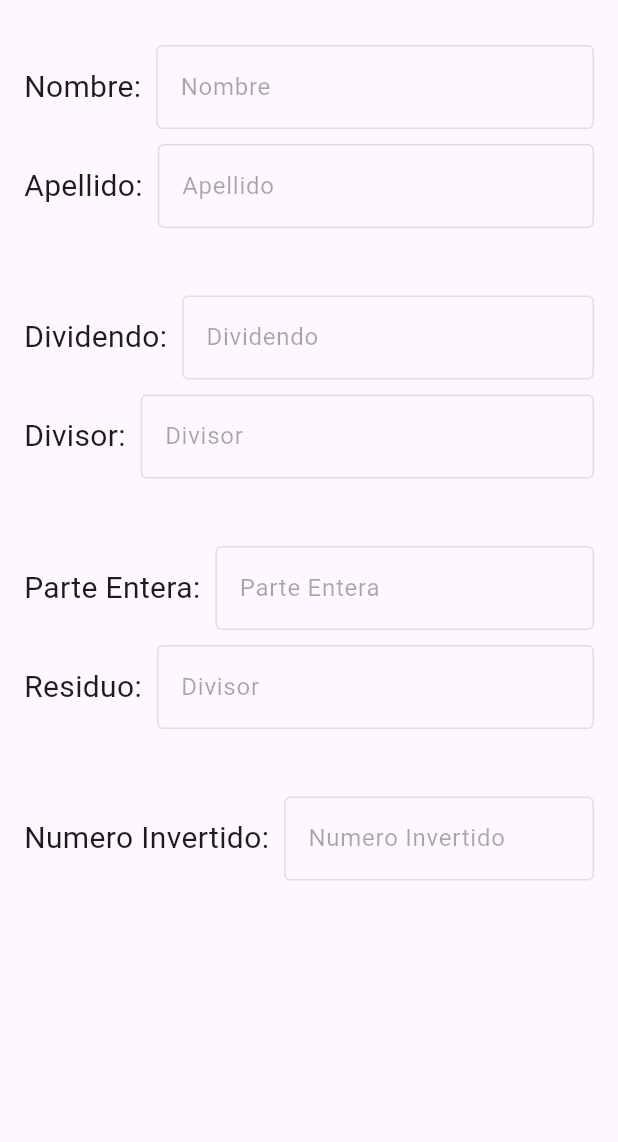
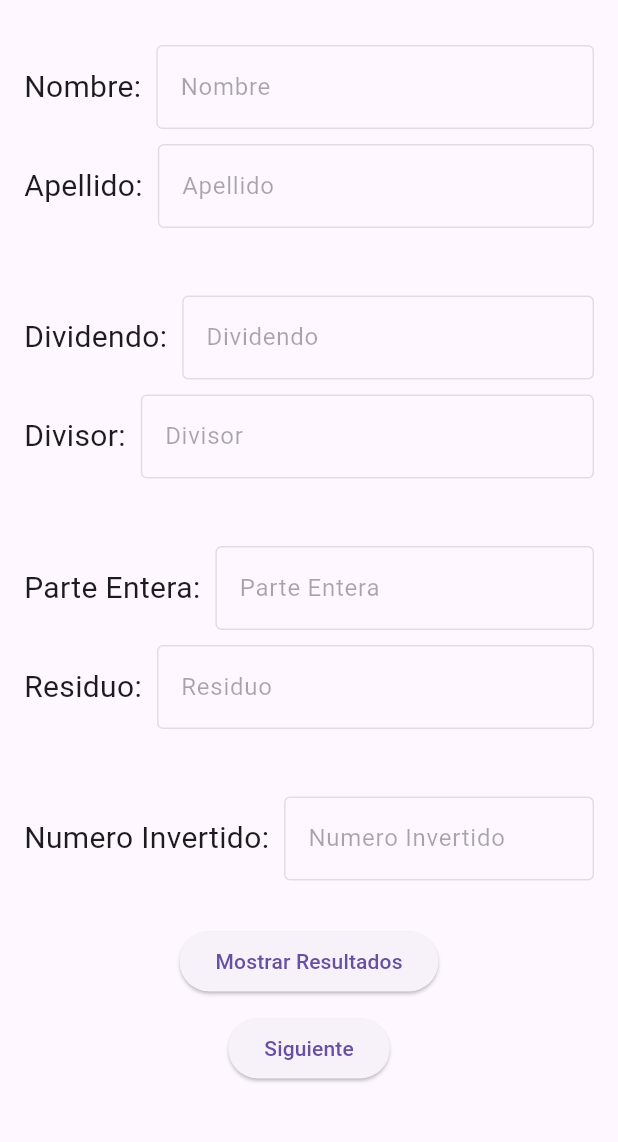
Before and after one commit to AlexaKazn/Prueba, a Flutter app: the screen it shows after launch, on a phone screen of 412 x 824 dp, the part 63-1205 px from its top. Run offline on Flutter 3.47's test engine with Material 3 defaults, Android fonts, the light colour scheme and no system bars.

Commit message:
PAOLA NUNEZ: 17:45

```diff
--- a/lib/pages/ventanaUnoNDPA.dart
+++ b/lib/pages/ventanaUnoNDPA.dart
@@ -1,14 +1,14 @@
+import 'package:examen_01_ti_paola_nunez/pages/ventanaDosNDPA.dart';
 import 'package:flutter/material.dart';
-
 
 class VentanaUnoNDPA extends StatefulWidget {
   const VentanaUnoNDPA({super.key});
 
   @override
-  State<VentanaUnoNDPA> createState() => _VentanaUnoState();
+  State<VentanaUnoNDPA> createState() => _VentanaUnoNDPAState();
 }
 
-class _VentanaUnoState extends State<VentanaUnoNDPA> {
+class _VentanaUnoNDPAState extends State<VentanaUnoNDPA> {
   final TextEditingController nombresNDPA = TextEditingController();
   final TextEditingController apellidosNDPA = TextEditingController();
   final TextEditingController dividendoNDPA = TextEditingController();
@@ -115,7 +115,6 @@ class _VentanaUnoState extends State<VentanaUnoNDPA> {
                 const SizedBox(width: 10),
                 Expanded(
                   child: TextField(
-                    controller: dividendoNDPA,
                     enabled: false,
                     decoration: const InputDecoration(
                       border: OutlineInputBorder(),
@@ -135,11 +134,10 @@ class _VentanaUnoState extends State<VentanaUnoNDPA> {
                 const SizedBox(width: 10),
                 Expanded(
                   child: TextField(
-                    controller: divisorNDPA,
                     enabled: false,
                     decoration: const InputDecoration(
                       border: OutlineInputBorder(),
-                      labelText: 'Divisor',
+                      labelText: 'Residuo',
                     ),
                   ),
                 ),
@@ -155,7 +153,6 @@ class _VentanaUnoState extends State<VentanaUnoNDPA> {
                 const SizedBox(width: 10),
                 Expanded(
                   child: TextField(
-                    controller: dividendoNDPA,
                     enabled: false,
                     decoration: const InputDecoration(
                       border: OutlineInputBorder(),
@@ -165,6 +162,30 @@ class _VentanaUnoState extends State<VentanaUnoNDPA> {
                 ),
               ],
             ),
+            const SizedBox(height: 30),
+            Column(
+              crossAxisAlignment: CrossAxisAlignment.center,
+              children: [
+                ElevatedButton(
+                  onPressed: () {},
+                  child: const Text("Mostrar Resultados"),
+                ),
+                const SizedBox(height: 10),
+                ElevatedButton(
+                  onPressed: () {
+                    Navigator.push(
+                      context,
+                      MaterialPageRoute(
+                        builder: (context) => VentanaDosNDPA(
+
+                        ),
+                      ),
+                    );
+                  },
+                  child: const Text("Siguiente"),
+                ),
+              ],
+            ),
           ],
         ),
       ),
```
Also changed, not shown: lib/pages/ventanaDosNDPA.dart (added, +31 -0 lines).
